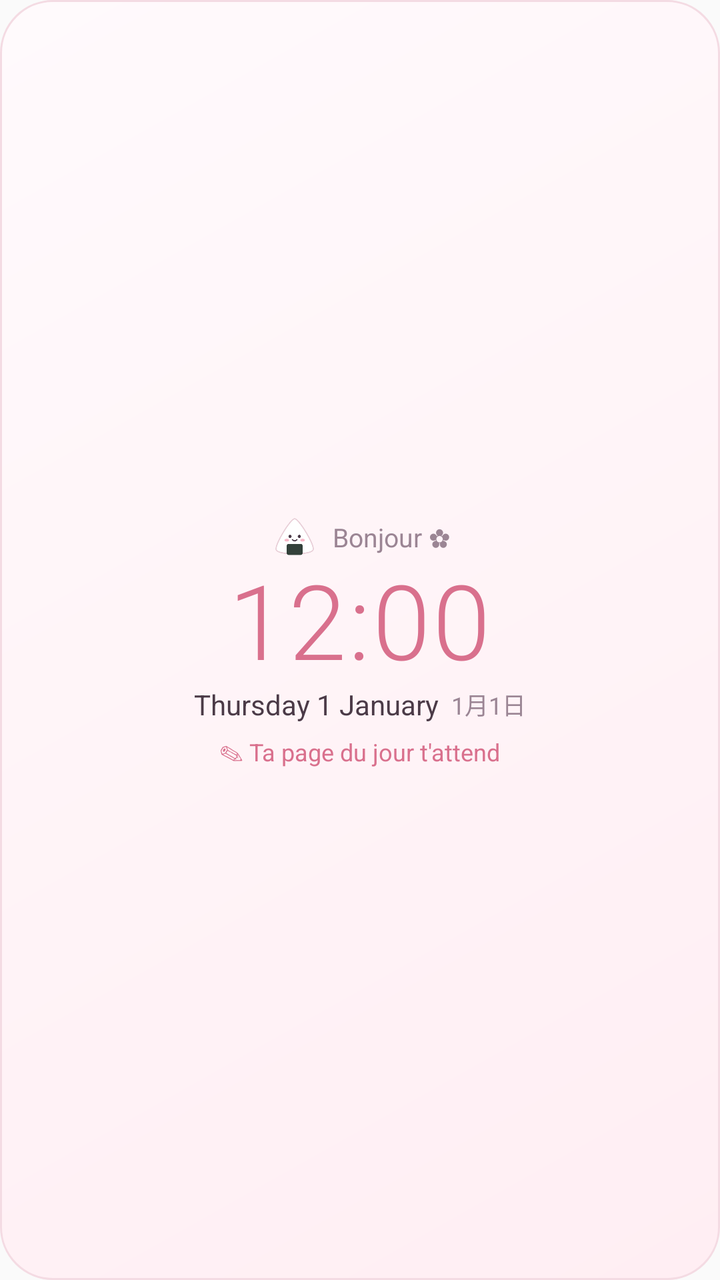
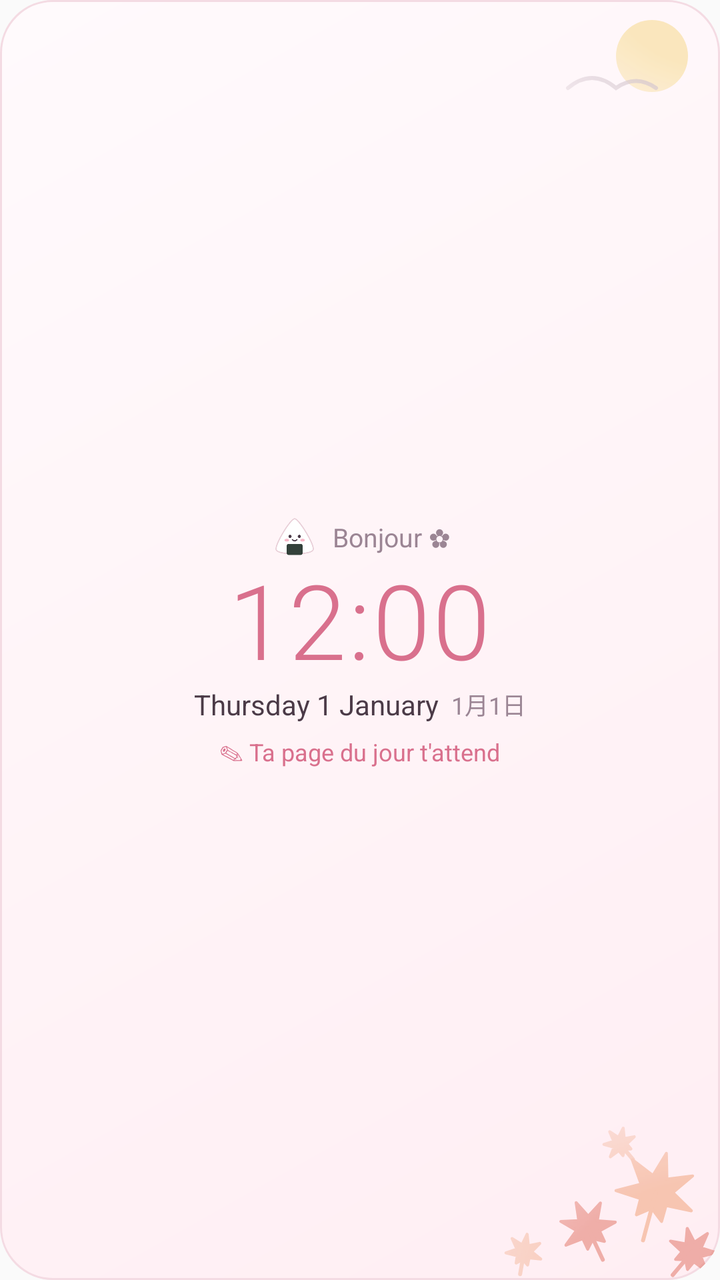

Screens rendered from an Android XML layout before and after an edit, with the pre-edit source and the edit as a unified diff.
<!-- AndroidManifest.xml: application theme AppTheme -->
<!-- res/layout/widget_clock.xml -->
<?xml version="1.0" encoding="utf-8"?>
<LinearLayout xmlns:android="http://schemas.android.com/apk/res/android"
    android:id="@+id/w_root" android:layout_width="match_parent" android:layout_height="match_parent"
    android:background="@drawable/widget_bg" android:gravity="center" android:orientation="vertical" android:padding="14dp">
    <LinearLayout android:layout_width="wrap_content" android:layout_height="wrap_content" android:gravity="center_vertical" android:orientation="horizontal">
        <ImageView android:id="@+id/w_mascot" android:layout_width="26dp" android:layout_height="26dp" android:contentDescription="@string/widget_mascot" android:src="@drawable/w_onigiri" />
        <TextView android:id="@+id/w_greet" android:layout_width="wrap_content" android:layout_height="wrap_content" android:layout_marginStart="6dp" android:text="Bonjour ✿" android:textColor="@color/w_muted" android:textSize="13sp" />
    </LinearLayout>
    <TextClock android:id="@+id/w_time" android:layout_width="wrap_content" android:layout_height="wrap_content"
        android:fontFamily="sans-serif-light" android:format12Hour="h:mm" android:format24Hour="HH:mm"
        android:includeFontPadding="false" android:letterSpacing="0.02" android:textColor="@color/w_accent" android:textSize="52sp" />
    <LinearLayout android:layout_width="wrap_content" android:layout_height="wrap_content" android:gravity="center_vertical" android:orientation="horizontal">
        <TextClock android:id="@+id/w_date" android:layout_width="wrap_content" android:layout_height="wrap_content"
            android:format12Hour="EEEE d MMMM" android:format24Hour="EEEE d MMMM" android:textColor="@color/w_text" android:textSize="14sp" />
        <TextClock android:id="@+id/w_jp" android:layout_width="wrap_content" android:layout_height="wrap_content" android:layout_marginStart="6dp"
            android:format12Hour="M月d日" android:format24Hour="M月d日" android:textColor="@color/w_muted" android:textSize="12sp" />
    </LinearLayout>
    <TextView android:id="@+id/w_status" android:layout_width="wrap_content" android:layout_height="wrap_content" android:layout_marginTop="6dp"
        android:text="✎ Ta page du jour t'attend" android:textColor="@color/w_accent" android:textSize="12sp" />
</LinearLayout>
<!-- resources referenced by this layout -->
<resources>
  <color name="w_accent">#FFD9708D</color>
  <color name="w_muted">#FF9B8594</color>
  <color name="w_text">#FF4B3A47</color>
  <!-- drawable w_onigiri: png bitmap (drawable-nodpi, 8393 bytes) -->
  <!-- drawable widget_bg (drawable) -->
  <?xml version="1.0" encoding="utf-8"?>
  <shape xmlns:android="http://schemas.android.com/apk/res/android" android:shape="rectangle">
      <corners android:radius="26dp" />
      <gradient android:angle="315" android:startColor="@color/w_bg" android:endColor="@color/w_bg2" />
      <stroke android:width="1dp" android:color="@color/w_stroke" />
  </shape>
  <string name="widget_mascot">Ta mascotte</string>
  <style name="AppTheme" parent="Theme.AppCompat.Light.DarkActionBar">
          
          <item name="colorPrimary">@color/colorPrimary</item>
          <item name="colorPrimaryDark">@color/colorPrimaryDark</item>
          <item name="colorAccent">@color/colorAccent</item>
      </style>
  <color name="w_bg">#FFFFFAFC</color>
  <color name="w_bg2">#FFFFEEF3</color>
  <color name="w_stroke">#FFF4DBE3</color>
</resources>

<!-- the commit's change to res/layout/widget_clock.xml (unified diff, before → after) -->
@@ -1,7 +1,14 @@
 <?xml version="1.0" encoding="utf-8"?>
-<LinearLayout xmlns:android="http://schemas.android.com/apk/res/android"
+<FrameLayout xmlns:android="http://schemas.android.com/apk/res/android"
     android:id="@+id/w_root" android:layout_width="match_parent" android:layout_height="match_parent"
-    android:background="@drawable/widget_bg" android:gravity="center" android:orientation="vertical" android:padding="14dp">
+    android:background="@drawable/widget_bg">
+    <ImageView android:id="@+id/w_art_br" android:layout_width="150dp" android:layout_height="96dp" android:layout_gravity="bottom|end"
+        android:importantForAccessibility="no" android:scaleType="fitXY" android:src="@drawable/w_art_aki_br" />
+    <ImageView android:id="@+id/w_art_tr" android:layout_width="96dp" android:layout_height="64dp" android:layout_gravity="top|end"
+        android:importantForAccessibility="no" android:scaleType="fitXY" android:src="@drawable/w_art_aki_tr" />
+<LinearLayout
+     android:layout_width="match_parent" android:layout_height="match_parent"
+     android:gravity="center" android:orientation="vertical" android:padding="14dp">
     <LinearLayout android:layout_width="wrap_content" android:layout_height="wrap_content" android:gravity="center_vertical" android:orientation="horizontal">
         <ImageView android:id="@+id/w_mascot" android:layout_width="26dp" android:layout_height="26dp" android:contentDescription="@string/widget_mascot" android:src="@drawable/w_onigiri" />
         <TextView android:id="@+id/w_greet" android:layout_width="wrap_content" android:layout_height="wrap_content" android:layout_marginStart="6dp" android:text="Bonjour ✿" android:textColor="@color/w_muted" android:textSize="13sp" />
@@ -18,3 +25,4 @@
     <TextView android:id="@+id/w_status" android:layout_width="wrap_content" android:layout_height="wrap_content" android:layout_marginTop="6dp"
         android:text="✎ Ta page du jour t'attend" android:textColor="@color/w_accent" android:textSize="12sp" />
 </LinearLayout>
+</FrameLayout>
<!-- resource entries referenced after the edit -->
@@ -3,6 +3,8 @@
   <color name="w_accent">#FFD9708D</color>
   <color name="w_muted">#FF9B8594</color>
   <color name="w_text">#FF4B3A47</color>
+  <!-- drawable w_art_aki_br: png bitmap (drawable-night-nodpi, 16971 bytes) -->
+  <!-- drawable w_art_aki_tr: png bitmap (drawable-night-nodpi, 6536 bytes) -->
   <!-- drawable w_onigiri: png bitmap (drawable-nodpi, 8393 bytes) -->
   <!-- drawable widget_bg (drawable) -->
   <?xml version="1.0" encoding="utf-8"?>
